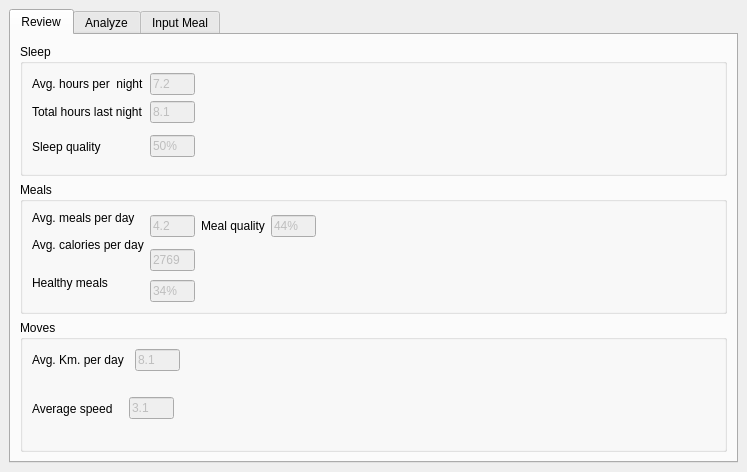
Above: lifelogger-desktop/LifeLogger-desktop/mainwindow.ui from leukim/uic2 before the change. Below: the same form after it.
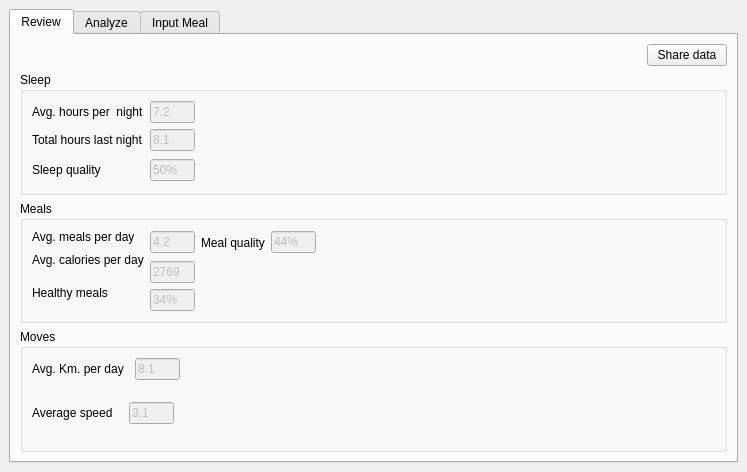
That is the form after the change.

Commit message: Desktop share

The edit to the form file:
```diff
--- a/lifelogger-desktop/LifeLogger-desktop/mainwindow.ui
+++ b/lifelogger-desktop/LifeLogger-desktop/mainwindow.ui
@@ -31,6 +31,30 @@
         <string>Review</string>
        </attribute>
        <layout class="QVBoxLayout" name="verticalLayout_2">
+        <item>
+         <layout class="QHBoxLayout" name="horizontalLayout_8">
+          <item>
+           <spacer name="horizontalSpacer_15">
+            <property name="orientation">
+             <enum>Qt::Horizontal</enum>
+            </property>
+            <property name="sizeHint" stdset="0">
+             <size>
+              <width>40</width>
+              <height>20</height>
+             </size>
+            </property>
+           </spacer>
+          </item>
+          <item>
+           <widget class="QPushButton" name="pushButton">
+            <property name="text">
+             <string>Share data</string>
+            </property>
+           </widget>
+          </item>
+         </layout>
+        </item>
         <item>
          <widget class="QGroupBox" name="groupBox">
           <property name="title">
@@ -77,7 +101,7 @@
              <property name="sizeHint" stdset="0">
               <size>
                <width>479</width>
-               <height>20</height>
+               <height>18</height>
               </size>
              </property>
             </spacer>
@@ -161,7 +185,7 @@
              <property name="sizeHint" stdset="0">
               <size>
                <width>479</width>
-               <height>20</height>
+               <height>18</height>
               </size>
              </property>
             </spacer>
@@ -193,7 +217,7 @@
              <property name="sizeHint" stdset="0">
               <size>
                <width>484</width>
-               <height>20</height>
+               <height>10</height>
               </size>
              </property>
             </spacer>
```
The commit also changes 9 other files.
